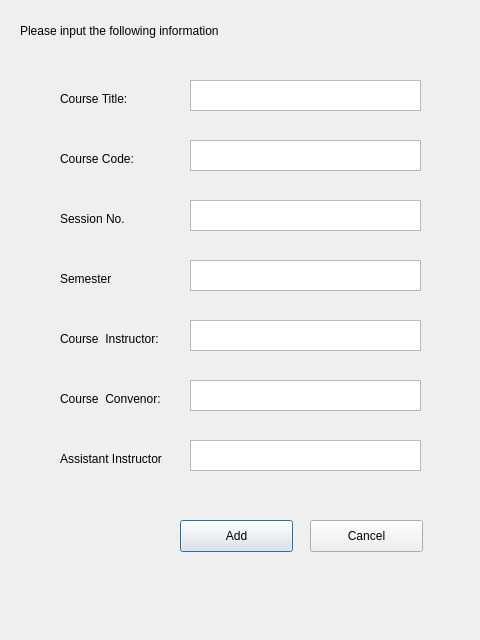
The window that Ui/AddCoursePageUi.ui (grinningGrace/SigmaU) describes before a commit, drawn with Qt 5.
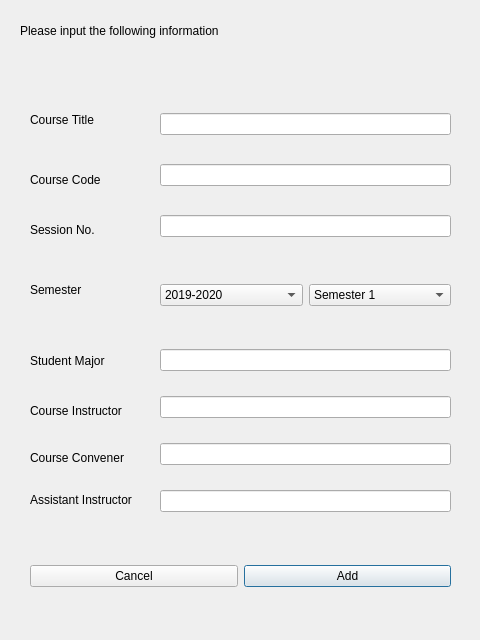
The same window after the commit.

```diff
--- a/Ui/AddCoursePageUi.ui
+++ b/Ui/AddCoursePageUi.ui
@@ -26,69 +26,60 @@
     <string>Please input the following information</string>
    </property>
   </widget>
-  <widget class="QPlainTextEdit" name="plainTextEdit">
+  <widget class="QWidget" name="verticalLayoutWidget">
    <property name="geometry">
     <rect>
-     <x>190</x>
-     <y>80</y>
-     <width>231</width>
-     <height>31</height>
+     <x>160</x>
+     <y>90</y>
+     <width>291</width>
+     <height>171</height>
     </rect>
    </property>
+   <layout class="QVBoxLayout" name="verticalLayout">
+    <item>
+     <widget class="QLineEdit" name="lineEdit_2"/>
+    </item>
+    <item>
+     <widget class="QLineEdit" name="lineEdit_7"/>
+    </item>
+    <item>
+     <widget class="QLineEdit" name="lineEdit_3"/>
+    </item>
+   </layout>
   </widget>
   <widget class="QLabel" name="label">
    <property name="geometry">
     <rect>
-     <x>60</x>
-     <y>60</y>
-     <width>347</width>
-     <height>78</height>
+     <x>30</x>
+     <y>110</y>
+     <width>101</width>
+     <height>20</height>
     </rect>
    </property>
    <property name="text">
-    <string>Course Title:</string>
+    <string>Course Title</string>
+   </property>
+  </widget>
+  <widget class="QLabel" name="label_3">
+   <property name="geometry">
+    <rect>
+     <x>30</x>
+     <y>170</y>
+     <width>101</width>
+     <height>20</height>
+    </rect>
+   </property>
+   <property name="text">
+    <string>Course Code</string>
    </property>
   </widget>
   <widget class="QLabel" name="label_4">
    <property name="geometry">
     <rect>
-     <x>60</x>
-     <y>120</y>
-     <width>347</width>
-     <height>78</height>
-    </rect>
-   </property>
-   <property name="text">
-    <string>Course Code:</string>
-   </property>
-  </widget>
-  <widget class="QPlainTextEdit" name="plainTextEdit_3">
-   <property name="geometry">
-    <rect>
-     <x>190</x>
-     <y>140</y>
-     <width>231</width>
-     <height>31</height>
-    </rect>
-   </property>
-  </widget>
-  <widget class="QPlainTextEdit" name="plainTextEdit_4">
-   <property name="geometry">
-    <rect>
-     <x>190</x>
-     <y>200</y>
-     <width>231</width>
-     <height>31</height>
-    </rect>
-   </property>
-  </widget>
-  <widget class="QLabel" name="label_5">
-   <property name="geometry">
-    <rect>
-     <x>60</x>
-     <y>180</y>
-     <width>347</width>
-     <height>78</height>
+     <x>30</x>
+     <y>220</y>
+     <width>101</width>
+     <height>20</height>
     </rect>
    </property>
    <property name="text">
@@ -98,138 +89,169 @@
   <widget class="QLabel" name="label_6">
    <property name="geometry">
     <rect>
-     <x>60</x>
-     <y>240</y>
-     <width>347</width>
-     <height>78</height>
+     <x>30</x>
+     <y>280</y>
+     <width>101</width>
+     <height>20</height>
     </rect>
    </property>
    <property name="text">
     <string>Semester</string>
    </property>
   </widget>
-  <widget class="QPlainTextEdit" name="plainTextEdit_5">
+  <widget class="QWidget" name="horizontalLayoutWidget">
    <property name="geometry">
     <rect>
-     <x>190</x>
-     <y>260</y>
-     <width>231</width>
+     <x>160</x>
+     <y>280</y>
+     <width>291</width>
      <height>31</height>
     </rect>
+   </property>
+   <layout class="QHBoxLayout" name="horizontalLayout">
+    <item>
+     <widget class="QComboBox" name="comboBox">
+      <item>
+       <property name="text">
+        <string>2019-2020</string>
+       </property>
+      </item>
+      <item>
+       <property name="text">
+        <string>2020-2021</string>
+       </property>
+      </item>
+      <item>
+       <property name="text">
+        <string>2021-2022</string>
+       </property>
+      </item>
+     </widget>
+    </item>
+    <item>
+     <widget class="QComboBox" name="comboBox_2">
+      <item>
+       <property name="text">
+        <string>Semester 1</string>
+       </property>
+      </item>
+      <item>
+       <property name="text">
+        <string>Semester 2</string>
+       </property>
+      </item>
+     </widget>
+    </item>
+   </layout>
+  </widget>
+  <widget class="QWidget" name="verticalLayoutWidget_2">
+   <property name="geometry">
+    <rect>
+     <x>160</x>
+     <y>330</y>
+     <width>291</width>
+     <height>201</height>
+    </rect>
+   </property>
+   <layout class="QVBoxLayout" name="verticalLayout_2">
+    <item>
+     <widget class="QLineEdit" name="lineEdit_4"/>
+    </item>
+    <item>
+     <widget class="QLineEdit" name="lineEdit_8"/>
+    </item>
+    <item>
+     <widget class="QLineEdit" name="lineEdit_5"/>
+    </item>
+    <item>
+     <widget class="QLineEdit" name="lineEdit"/>
+    </item>
+   </layout>
+  </widget>
+  <widget class="QLabel" name="label_6">
+   <property name="geometry">
+    <rect>
+     <x>30</x>
+     <y>400</y>
+     <width>111</width>
+     <height>21</height>
+    </rect>
+   </property>
+   <property name="text">
+    <string>Course Instructor</string>
    </property>
   </widget>
   <widget class="QLabel" name="label_7">
    <property name="geometry">
     <rect>
-     <x>60</x>
-     <y>300</y>
-     <width>347</width>
-     <height>78</height>
+     <x>30</x>
+     <y>350</y>
+     <width>111</width>
+     <height>21</height>
     </rect>
    </property>
    <property name="text">
-    <string>Course  Instructor:</string>
-   </property>
-  </widget>
-  <widget class="QPlainTextEdit" name="plainTextEdit_6">
-   <property name="geometry">
-    <rect>
-     <x>190</x>
-     <y>320</y>
-     <width>231</width>
-     <height>31</height>
-    </rect>
-   </property>
-  </widget>
-  <widget class="QPlainTextEdit" name="plainTextEdit_7">
-   <property name="geometry">
-    <rect>
-     <x>190</x>
-     <y>380</y>
-     <width>231</width>
-     <height>31</height>
-    </rect>
+    <string>Student Major</string>
    </property>
   </widget>
   <widget class="QLabel" name="label_8">
    <property name="geometry">
     <rect>
-     <x>60</x>
-     <y>360</y>
-     <width>347</width>
-     <height>78</height>
+     <x>30</x>
+     <y>450</y>
+     <width>111</width>
+     <height>16</height>
     </rect>
    </property>
    <property name="text">
-    <string>Course  Convenor:</string>
+    <string>Course Convener</string>
    </property>
   </widget>
   <widget class="QLabel" name="label_9">
    <property name="geometry">
     <rect>
-     <x>60</x>
-     <y>420</y>
-     <width>347</width>
-     <height>78</height>
+     <x>30</x>
+     <y>490</y>
+     <width>131</width>
+     <height>20</height>
     </rect>
    </property>
    <property name="text">
     <string>Assistant Instructor</string>
    </property>
   </widget>
-  <widget class="QPlainTextEdit" name="plainTextEdit_8">
+  <widget class="QWidget" name="horizontalLayoutWidget_2">
    <property name="geometry">
     <rect>
-     <x>190</x>
-     <y>440</y>
-     <width>231</width>
-     <height>31</height>
-    </rect>
-   </property>
-  </widget>
-  <widget class="QPushButton" name="pushButton">
-   <property name="geometry">
-    <rect>
-     <x>180</x>
-     <y>520</y>
-     <width>113</width>
+     <x>30</x>
+     <y>560</y>
+     <width>421</width>
      <height>32</height>
     </rect>
    </property>
-   <property name="text">
-    <string>Add</string>
-   </property>
+   <layout class="QHBoxLayout" name="horizontalLayout_2">
+    <item>
+     <widget class="QPushButton" name="pushButton_2">
+      <property name="text">
+       <string>Cancel</string>
+      </property>
+      <property name="autoDefault">
+       <bool>false</bool>
+      </property>
+     </widget>
+    </item>
+    <item>
+     <widget class="QPushButton" name="pushButton">
+      <property name="enabled">
+       <bool>true</bool>
+      </property>
+      <property name="text">
+       <string>Add</string>
+      </property>
+     </widget>
+    </item>
+   </layout>
   </widget>
-  <widget class="QPushButton" name="pushButton_2">
-   <property name="geometry">
-    <rect>
-     <x>310</x>
-     <y>520</y>
-     <width>113</width>
-     <height>32</height>
-    </rect>
-   </property>
-   <property name="text">
-    <string>Cancel</string>
-   </property>
-  </widget>
-  <zorder>label_2</zorder>
-  <zorder>label</zorder>
-  <zorder>label_4</zorder>
-  <zorder>label_5</zorder>
-  <zorder>label_6</zorder>
-  <zorder>plainTextEdit_5</zorder>
-  <zorder>label_7</zorder>
-  <zorder>plainTextEdit_6</zorder>
-  <zorder>label_9</zorder>
-  <zorder>plainTextEdit_8</zorder>
-  <zorder>pushButton</zorder>
-  <zorder>pushButton_2</zorder>
-  <zorder>plainTextEdit_3</zorder>
-  <zorder>label_8</zorder>
-  <zorder>plainTextEdit_7</zorder>
-  <zorder>plainTextEdit_4</zorder>
-  <zorder>plainTextEdit</zorder>
  </widget>
  <resources/>
  <connections/>
```
Left out of the diff: 2 changed lines with no effect on the pictures.
